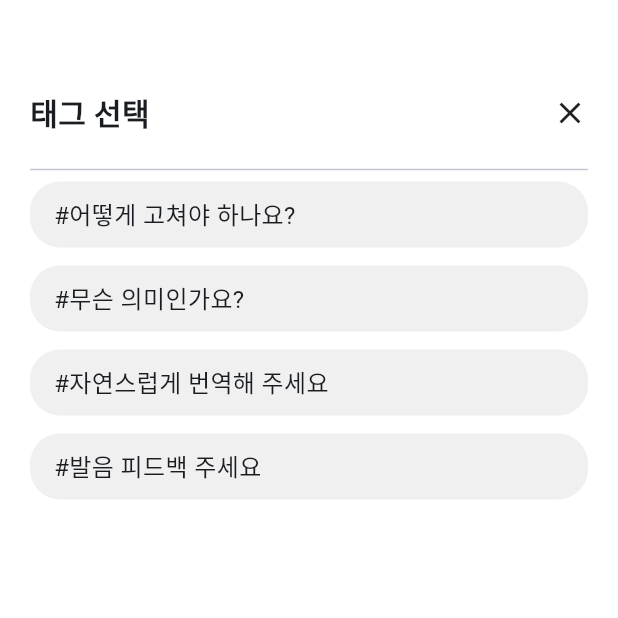
After one commit to zero-to-one-flutter/flutter-share-lingo, a Flutter app: the screen it shows after launch, item 2 of the bottom bar chosen, after a tap on "태그 추가", on a phone screen of 412 x 824 dp, the top half of it. The commit adds this screen. Run offline on Flutter 3.47's test engine with Material 3 defaults, Android fonts, the phone set to English and light mode, and no system bars; our stand-ins replace cached_network_image, dio, firebase_core, flutter_dotenv, flutter_riverpod, shimmer; accounts and stored records are empty; network calls fail.

Commit message:
feat: select tag page ui

```diff
--- /dev/null
+++ b/lib/presentation/pages/home/tabs/write/tag_select/select_tag_page.dart
@@ -0,0 +1,69 @@
+import 'package:flutter/material.dart';
+
+class SelectTagPage extends StatelessWidget {
+  const SelectTagPage({super.key});
+
+  @override
+  Widget build(BuildContext context) {
+    final tags = [
+      '#어떻게 고쳐야 하나요?',
+      '#무슨 의미인가요?',
+      '#자연스럽게 번역해 주세요',
+      '#발음 피드백 주세요',
+    ];
+
+    return Scaffold(
+      backgroundColor: Colors.white,
+      body: Padding(
+        padding: const EdgeInsets.only(top: 60, left: 20, right: 20),
+        child: Column(
+          crossAxisAlignment: CrossAxisAlignment.start,
+          children: [
+            // 상단 X + 제목
+            Row(
+              mainAxisAlignment: MainAxisAlignment.spaceBetween,
+              children: [
+                const Text(
+                  '태그 선택',
+                  style: TextStyle(fontSize: 20, fontWeight: FontWeight.w600),
+                ),
+                GestureDetector(
+                  onTap: () {
+                    Navigator.pop(context); // 또는 PostWritePage 이동
+                  },
+                  child: const Icon(Icons.close),
+                ),
+              ],
+            ),
+            const SizedBox(height: 15),
+            const Divider(),
+
+            // 태그 리스트
+            Expanded(
+              child: ListView.separated(
+                itemCount: tags.length,
+                separatorBuilder: (_, __) => const SizedBox(height: 12),
+                itemBuilder: (context, index) {
+                  return Container(
+                    padding: const EdgeInsets.symmetric(
+                      horizontal: 16,
+                      vertical: 10,
+                    ),
+                    decoration: BoxDecoration(
+                      color: const Color(0xFFF0F0F0),
+                      borderRadius: BorderRadius.circular(20),
+                    ),
+                    child: Text(
+                      tags[index],
+                      style: const TextStyle(fontSize: 16),
+                    ),
+                  );
+                },
+              ),
+            ),
+          ],
+        ),
+      ),
+    );
+  }
+}
--- a/lib/presentation/pages/home/tabs/write/widgets/tag_button.dart
+++ b/lib/presentation/pages/home/tabs/write/widgets/tag_button.dart
@@ -1,11 +1,19 @@
 import 'package:flutter/material.dart';
+import 'package:share_lingo/presentation/pages/home/tabs/write/tag_select/select_tag_page.dart';
 
 class TagButton extends StatelessWidget {
   const TagButton({super.key});
 
   @override
   Widget build(BuildContext context) {
-    return Container(
+    return GestureDetector(
+      onTap: () {
+        Navigator.push(
+          context,
+          MaterialPageRoute(builder: (context) => const SelectTagPage()),
+        );
+      },
+      child: Container(
         width: 104,
         height: 32,
         decoration: BoxDecoration(
@@ -23,6 +31,7 @@ class TagButton extends StatelessWidget {
             ),
           ),
         ),
+      ),
     );
   }
 }
```
Lines whose indentation alone changed are shown as unchanged.
